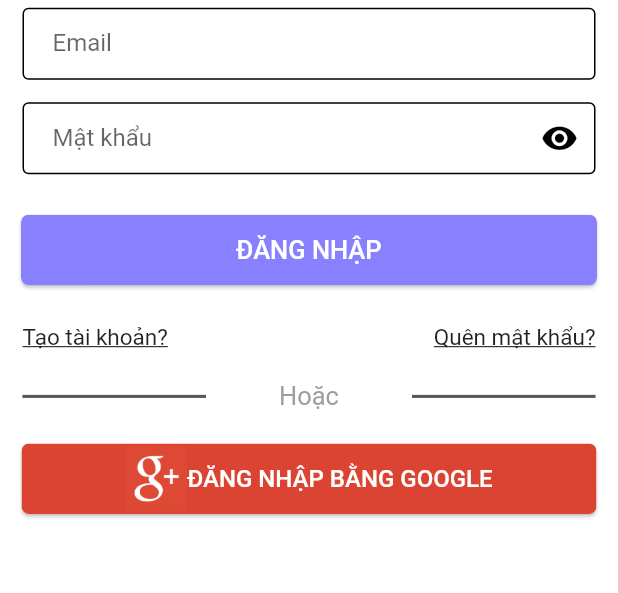
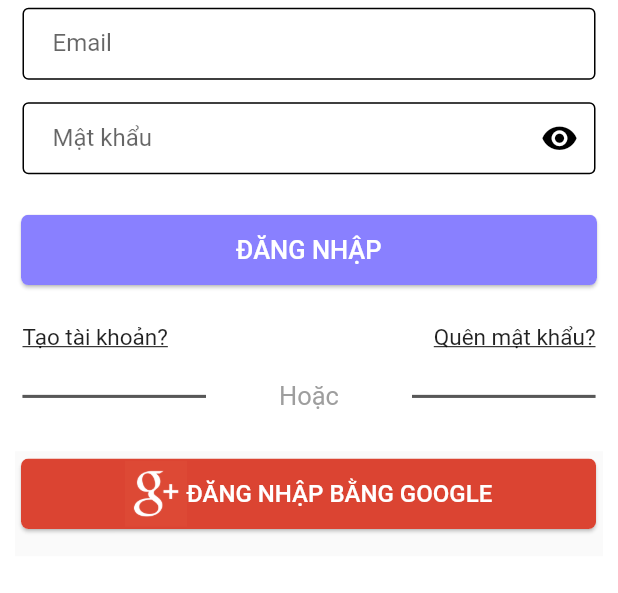
Before and after one commit to manhhnguyendev/PlayTogether_Hirer_Mobile, a Flutter app: the screen it shows after launch, on a phone screen of 412 x 824 dp, the part 556-1149 px from its top. Run offline on Flutter 3.47's test engine with Material 2 defaults, Android fonts, the phone set to English and light mode, and no system bars; our stand-ins replace firebase_auth, firebase_core, google_sign_in; accounts and stored records are empty.

Commit message:
login google controller and fix code

```diff
--- a/lib/const.dart
+++ b/lib/const.dart
@@ -9,7 +9,7 @@ const String emailNullError = "- Vui lòng nhập email !";
 const String invalidEmailError = "- Email nhập không đúng định dạng !";
 const String passNullError = "- Vui lòng nhập mật khẩu !";
 const String invalidPassError =
-    "- Mật khẩu từ 8-30 kí tự, \ncó ít nhất 1 số 1 chữ hoa, 1 kí tự đặc biệt !";
+    "- Mật khẩu 8-30 kí tự, có 1 số, 1 chữ hoa và kí tự đặc biệt";
 const String matchPassError = "- Mật khẩu xác nhận không trùng khớp !";
 const String confirmNullError = "- Mật khẩu xác nhận lại chưa được nhập !";
 const String namelNullError = "- Vui lòng nhập họ tên !";
--- a/lib/routes.dart
+++ b/lib/routes.dart
@@ -1,5 +1,7 @@
 import 'package:flutter/widgets.dart';
 import 'package:playtogether_hirer/screen/complete_profile_screen/complete_profile_page.dart';
+import 'package:playtogether_hirer/screen/home_screen/home_screen.dart';
+import 'package:playtogether_hirer/screen/login_screen/login_google.dart';
 import 'package:playtogether_hirer/screen/login_screen/login_page.dart';
 import 'package:playtogether_hirer/screen/register_screen/register_page.dart';
 
@@ -7,4 +9,6 @@ final Map<String, WidgetBuilder> routes = {
   LoginPage.routeName: (context) => LoginPage(),
   RegisterPage.routeName: (context) => RegisterPage(),
   CompleteProfilePage.routeName: (context) => CompleteProfilePage(),
+  LoginGoogle.routeName: (context) => LoginGoogle(),
+  HomePage.routeName: (context) => HomePage(),
 };
--- a/lib/screen/complete_profile_screen/complete_profile_form.dart
+++ b/lib/screen/complete_profile_screen/complete_profile_form.dart
@@ -51,7 +51,7 @@ class _CompleteProfileFormState extends State<CompleteProfileForm> {
                 Row(
                   children: [
                     Expanded(flex: 1, child: buildFirstNameField()),
-                    SizedBox(
+                    const SizedBox(
                       width: 5,
                     ),
                     Expanded(flex: 1, child: buildLastNameField()),
@@ -62,7 +62,7 @@ class _CompleteProfileFormState extends State<CompleteProfileForm> {
                     Expanded(
                         flex: 1,
                         child: FormError(listError: listErrorFirstName)),
-                    SizedBox(
+                    const SizedBox(
                       width: 5,
                     ),
                     Expanded(
--- a/lib/screen/complete_profile_screen/complete_profile_page.dart
+++ b/lib/screen/complete_profile_screen/complete_profile_page.dart
@@ -26,7 +26,7 @@ class CompleteProfilePage extends StatelessWidget {
             padding: EdgeInsets.symmetric(horizontal: 10),
             child: CompleteProfileForm(),
           ),
-          SizedBox(
+          const SizedBox(
             height: 10,
           ),
         ],
--- a/lib/screen/login_screen/login_form.dart
+++ b/lib/screen/login_screen/login_form.dart
@@ -35,7 +35,6 @@ class _LoginFormState extends State<LoginForm> {
 
   @override
   Widget build(BuildContext context) {
-    Size size = MediaQuery.of(context).size;
     return Form(
       key: _formKey,
       child: Column(
@@ -101,11 +100,11 @@ class _LoginFormState extends State<LoginForm> {
           focusedBorder: const OutlineInputBorder(
             gapPadding: 10,
           ),
-          errorBorder: OutlineInputBorder(
+          errorBorder: const OutlineInputBorder(
               gapPadding: 10, borderSide: BorderSide(color: Colors.red)),
-          focusedErrorBorder: OutlineInputBorder(
+          focusedErrorBorder: const OutlineInputBorder(
               gapPadding: 10, borderSide: BorderSide(color: Colors.red)),
-          errorStyle: TextStyle(height: 0, color: Colors.red),
+          errorStyle: const TextStyle(height: 0, color: Colors.red),
           suffixIcon: IconButton(
               onPressed: () => setState(() {
                     obsecure = !obsecure;
--- /dev/null
+++ b/lib/screen/login_screen/login_google.dart
@@ -0,0 +1,116 @@
+import 'package:flutter/material.dart';
+import 'package:google_sign_in/google_sign_in.dart';
+import 'package:firebase_core/firebase_core.dart';
+import 'package:firebase_auth/firebase_auth.dart';
+import 'package:playtogether_hirer/screen/home_screen/home_screen.dart';
+
+class LoginGoogle extends StatefulWidget {
+  static String routeName = "login_google";
+  @override
+  _GoogleButtonState createState() => _GoogleButtonState();
+}
+
+class _GoogleButtonState extends State<LoginGoogle> {
+  String _message = 'You are not sign in';
+
+  final Future<FirebaseApp> _initialization = Firebase.initializeApp();
+
+  late FirebaseAuth _auth;
+  late GoogleSignIn _googleSignIn;
+
+  Future<User> _handleSignIn() async {
+    final GoogleSignInAccount googleUser = await _googleSignIn.signIn();
+    final GoogleSignInAuthentication googleAuth =
+        await googleUser.authentication;
+
+    final AuthCredential credential = GoogleAuthProvider.credential(
+      accessToken: googleAuth.accessToken,
+      idToken: googleAuth.idToken,
+    );
+
+    final User user = (await _auth.signInWithCredential(credential)).user;
+    print("Email: " + user.email);
+    print("Name: " + user.displayName);
+    print("Id Token: " + googleAuth.idToken);
+    setState(() {
+      _message = "You are sign in";
+    });
+    return user;
+  }
+
+  Future _checkLogin() async {
+    final User user = _auth.currentUser;
+    if (user != null) {
+      setState(() {
+        _message = "You are sign in";
+      });
+    }
+  }
+
+  @override
+  Widget build(BuildContext context) {
+    Size size = MediaQuery.of(context).size;
+    return Container(
+      height: 70,
+      alignment: Alignment.center,
+      child: Scaffold(
+        body: FutureBuilder(
+            future: _initialization,
+            builder: (context, snapshot) {
+              if (snapshot.hasError) {
+                return Text('Something went wrong');
+              }
+
+              if (snapshot.connectionState == ConnectionState.done) {
+                _auth = FirebaseAuth.instance;
+                _googleSignIn = GoogleSignIn();
+                _checkLogin();
+                return Container(
+                  alignment: Alignment.center,
+                  margin: const EdgeInsets.symmetric(vertical: 1),
+                  width: size.width * 0.95,
+                  height: size.height / 15,
+                  child: Card(
+                    shape: RoundedRectangleBorder(
+                      borderRadius: BorderRadius.circular(5),
+                      //side: BorderSide(color: Colors.black, width: 1),
+                    ),
+                    child: ClipRRect(
+                      borderRadius: BorderRadius.circular(5),
+                      child: FlatButton(
+                        color: const Color.fromRGBO(219, 68, 50, 1),
+                        //padding: EdgeInsets.symmetric(vertical: 10, horizontal: 40),
+                        onPressed: () {
+                          _handleSignIn();
+                          Navigator.pushNamed(context, HomePage.routeName);
+                        },
+                        child: Row(
+                          mainAxisAlignment: MainAxisAlignment.center,
+                          children: [
+                            Container(
+                              alignment: Alignment.center,
+                              width: size.width * 0.1,
+                              height: size.height * 0.1,
+                              decoration: const BoxDecoration(
+                                  image: DecorationImage(
+                                      image: AssetImage(
+                                          "assets/images/logingg.png"),
+                                      fit: BoxFit.cover)),
+                            ),
+                            //Spacer(),
+                            const Text("ĐĂNG NHẬP BẰNG GOOGLE",
+                                style: TextStyle(
+                                    color: Colors.white, fontSize: 16.0)),
+                          ],
+                        ),
+                      ),
+                    ),
+                  ),
+                );
+              }
+              return Container();
+            }),
+      ),
+    );
+  }
+}
--- a/lib/screen/login_screen/login_page.dart
+++ b/lib/screen/login_screen/login_page.dart
@@ -2,7 +2,7 @@ import 'package:flutter/material.dart';
 import 'package:playtogether_hirer/screen/login_screen/forgot_and_new_account_area.dart';
 import 'package:playtogether_hirer/screen/login_screen/login_form.dart';
 import 'dart:core';
-import 'package:playtogether_hirer/shared_component/google_login_button.dart';
+import 'package:playtogether_hirer/screen/login_screen/login_google.dart';
 
 class LoginPage extends StatelessWidget {
   static String routeName = "/login";
@@ -74,7 +74,10 @@ class LoginPage extends StatelessWidget {
           SizedBox(
             height: size.height / 50,
           ),
-          GoogleButton(),
+          Padding(
+            padding: const EdgeInsets.all(10),
+            child: LoginGoogle(),
+          ),
         ]),
       ),
     );
--- a/lib/screen/register_screen/register_page.dart
+++ b/lib/screen/register_screen/register_page.dart
@@ -25,7 +25,7 @@ class RegisterPage extends StatelessWidget {
               padding: EdgeInsets.symmetric(horizontal: 10),
               child: RegisterForm(),
             ),
-            SizedBox(
+            const SizedBox(
               height: 10,
             ),
             Container(
@@ -42,7 +42,7 @@ class RegisterPage extends StatelessWidget {
                 ),
               ),
             ),
-            SizedBox(
+            const SizedBox(
               height: 40,
             ),
           ],
--- a/lib/shared_component/google_login_button.dart
+++ /dev/null
@@ -1,48 +0,0 @@
-import 'package:flutter/material.dart';
-
-class GoogleButton extends StatelessWidget {
-  const GoogleButton({
-    Key? key,
-  }) : super(key: key);
-
-  @override
-  Widget build(BuildContext context) {
-    Size size = MediaQuery.of(context).size;
-    return Container(
-      margin: const EdgeInsets.symmetric(vertical: 1),
-      width: size.width * 0.95,
-      height: size.height / 15,
-      child: Card(
-        shape: RoundedRectangleBorder(
-          borderRadius: BorderRadius.circular(5),
-          //side: BorderSide(color: Colors.black, width: 1),
-        ),
-        child: ClipRRect(
-          borderRadius: BorderRadius.circular(5),
-          child: FlatButton(
-            color: const Color.fromRGBO(219, 68, 50, 1),
-            //padding: EdgeInsets.symmetric(vertical: 10, horizontal: 40),
-            onPressed: () {},
-            child: Row(
-              mainAxisAlignment: MainAxisAlignment.center,
-              children: [
-                Container(
-                  alignment: Alignment.center,
-                  width: size.width * 0.1,
-                  height: size.height * 0.1,
-                  decoration: const BoxDecoration(
-                      image: DecorationImage(
-                          image: AssetImage("assets/images/logingg.png"),
-                          fit: BoxFit.cover)),
-                ),
-                //Spacer(),
-                const Text("ĐĂNG NHẬP BẰNG GOOGLE",
-                    style: TextStyle(color: Colors.white, fontSize: 16.0)),
-              ],
-            ),
-          ),
-        ),
-      ),
-    );
-  }
-}
--- a/pubspec.yaml
+++ b/pubspec.yaml
@@ -30,12 +30,14 @@ dependencies:
   flutter:
     sdk: flutter
 
+  firebase_core: "0.5.0"
+  firebase_auth: "^0.18.0+1"
+  google_sign_in: ^4.5.3
   # The following adds the Cupertino Icons font to your application.
   # Use with the CupertinoIcons class for iOS style icons.
   cupertino_icons: ^1.0.2
   passwordfield: ^0.1.0
   provider: ^6.0.2
-  table_calendar: ^3.0.3
 
 dev_dependencies:
   flutter_test:
```
Also changed, not shown: lib/screen/home_screen/home_screen.dart (added, +55 -0 lines), lib/screen/register_screen/register_form.dart (+13 -12 lines), lib/shared_component/otp_button.dart (+3 -5 lines), pubspec.lock, 3 other files.
